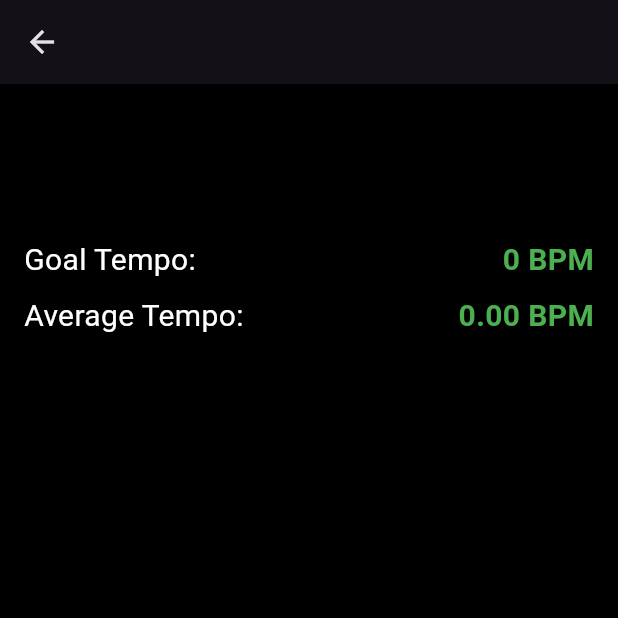
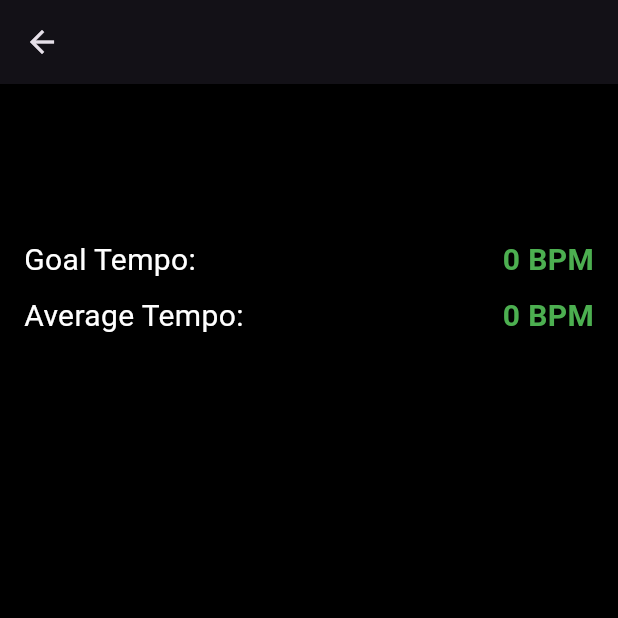
Before and after one commit to AdnanKhaleeli/MetronomeAPP, a Flutter app: the SectionDetailsPage screen opened directly with empty values, on a phone screen of 412 x 824 dp, the top half of it. Run offline on Flutter 3.47's test engine with Material 3 defaults, Android fonts, the phone set to English and light mode, and no system bars; our stand-ins replace audioplayers; missing offline and left inert: mongo_dart.

Commit message:
Small Change

```diff
--- a/lib/conductorScreens/section_details_page.dart
+++ b/lib/conductorScreens/section_details_page.dart
@@ -159,7 +159,7 @@ class SectionDetailsPage extends StatelessWidget {
               ),
             ),
             Text(
-              average != null ? '${average!.toStringAsFixed(2)} BPM' : 'N/A',
+              average != null ? '${average!.toInt()} BPM' : 'N/A',
               style: TextStyle(
                 color: averageTempoColor,
                 fontSize: 20,
```
